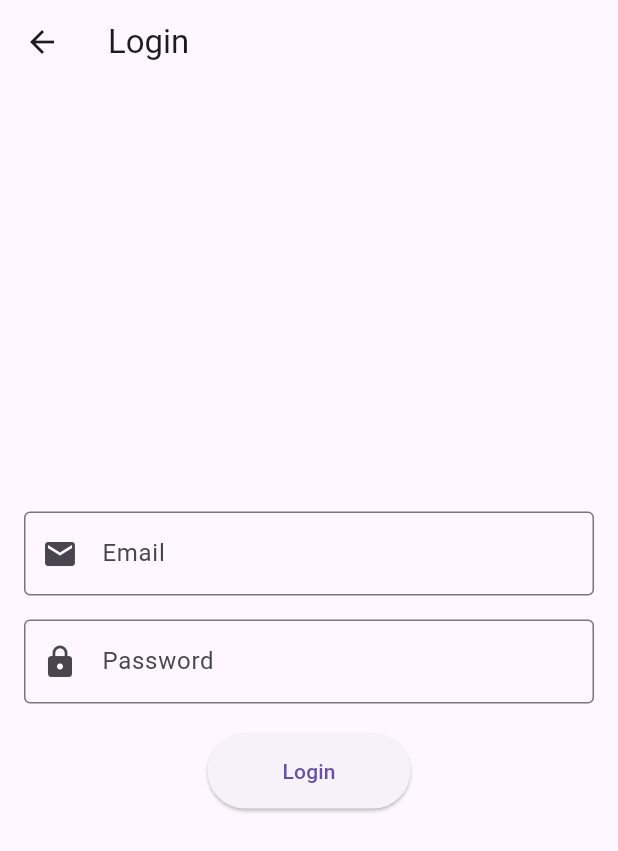
After one commit to agawlbb/negaautism_mobile, a Flutter app: the screen it shows after launch, after a tap on "Login", on a phone screen of 412 x 824 dp. The commit adds this screen. Shown: the top 851 px of the screen. Run offline on Flutter 3.47's test engine with Material 3 defaults, Android fonts, the light colour scheme and no system bars; our stand-ins replace firebase_auth, firebase_core; accounts and stored records are empty.

Commit message:
login / logout screen added

```diff
--- /dev/null
+++ b/lib/login_screen.dart
@@ -0,0 +1,121 @@
+import 'package:firebase_auth/firebase_auth.dart';
+import 'package:flutter/material.dart';
+
+class LoginScreen extends StatefulWidget {
+  @override
+  _LoginScreenState createState() => _LoginScreenState();
+}
+
+class _LoginScreenState extends State<LoginScreen> {
+  final FirebaseAuth _auth = FirebaseAuth.instance;
+  final TextEditingController _emailController = TextEditingController();
+  final TextEditingController _passwordController = TextEditingController();
+  final _formKey = GlobalKey<FormState>();
+  bool _isLoading = false;
+  String _errorMessage = '';
+
+  Future<void> _login() async {
+    if (_formKey.currentState!.validate()) {
+      setState(() {
+        _isLoading = true;
+      });
+      try {
+        await _auth.signInWithEmailAndPassword(
+          email: _emailController.text.trim(),
+          password: _passwordController.text,
+        );
+        Navigator.pop(context);
+      } catch (e) {
+        setState(() {
+          _errorMessage = e.toString();
+        });
+      } finally {
+        setState(() {
+          _isLoading = false;
+        });
+      }
+    }
+  }
+
+  @override
+  Widget build(BuildContext context) {
+    return Scaffold(
+      appBar: AppBar(
+        title: Text('Login'),
+      ),
+      body: Padding(
+        padding: const EdgeInsets.all(16.0),
+        child: Form(
+          key: _formKey,
+          child: AutofillGroup( // Use AutofillGroup to ensure better recognition
+            child: Column(
+              mainAxisAlignment: MainAxisAlignment.center,
+              children: [
+                TextFormField(
+                  controller: _emailController,
+                  decoration: InputDecoration(
+                    labelText: 'Email',
+                    prefixIcon: Icon(Icons.email),
+                    border: OutlineInputBorder(),
+                  ),
+                  keyboardType: TextInputType.emailAddress,
+                  textInputAction: TextInputAction.next,
+                  autofillHints: [AutofillHints.email], // Autofill hint
+                  validator: (value) {
+                    if (value == null || value.isEmpty) {
+                      return 'Please enter your email';
+                    }
+                    if (!RegExp(r'^[^@]+@[^@]+\.[^@]+').hasMatch(value)) {
+                      return 'Please enter a valid email';
+                    }
+                    return null;
+                  },
+                ),
+                SizedBox(height: 16),
+                TextFormField(
+                  controller: _passwordController,
+                  decoration: InputDecoration(
+                    labelText: 'Password',
+                    prefixIcon: Icon(Icons.lock),
+                    border: OutlineInputBorder(),
+                  ),
+                  obscureText: true,
+                  textInputAction: TextInputAction.done,
+                  autofillHints: [AutofillHints.password], // Autofill hint
+                  validator: (value) {
+                    if (value == null || value.isEmpty) {
+                      return 'Please enter your password';
+                    }
+                    if (value.length < 6) {
+                      return 'Password must be at least 6 characters long';
+                    }
+                    return null;
+                  },
+                ),
+                SizedBox(height: 20),
+                _isLoading
+                    ? CircularProgressIndicator()
+                    : ElevatedButton(
+                  onPressed: _login,
+                  child: Text('Login'),
+                  style: ElevatedButton.styleFrom(
+                    padding: EdgeInsets.symmetric(
+                        horizontal: 50, vertical: 15),
+                  ),
+                ),
+                if (_errorMessage.isNotEmpty)
+                  Padding(
+                    padding: const EdgeInsets.only(top: 20),
+                    child: Text(
+                      _errorMessage,
+                      style: TextStyle(color: Colors.red),
+                    ),
+                  ),
+              ],
+            ),
+          ),
+        ),
+      ),
+    );
+  }
+}
--- a/lib/main.dart
+++ b/lib/main.dart
@@ -1,5 +1,7 @@
+import 'package:firebase_auth/firebase_auth.dart';
 import 'package:firebase_core/firebase_core.dart';
 import 'package:flutter/material.dart';
+import 'login_screen.dart'; // Import the LoginScreen
 
 void main() async {
   WidgetsFlutterBinding.ensureInitialized();
@@ -11,9 +13,118 @@ class MyApp extends StatelessWidget {
   @override
   Widget build(BuildContext context) {
     return MaterialApp(
-      home: Scaffold(
-        appBar: AppBar(title: Text('Firebase Auth Example')),
-        body: Center(child: Text('Welcome to Firebase Auth')),
+      home: HomeScreen(),
+    );
+  }
+}
+
+class HomeScreen extends StatefulWidget {
+  @override
+  _HomeScreenState createState() => _HomeScreenState();
+}
+
+class _HomeScreenState extends State<HomeScreen> {
+  final FirebaseAuth _auth = FirebaseAuth.instance;
+  User? _user;
+
+  @override
+  void initState() {
+    super.initState();
+    _user = _auth.currentUser; // Check if the user is already logged in
+  }
+
+  void _signOut() async {
+    await _auth.signOut();
+    setState(() {
+      _user = null;
+    });
+  }
+
+  Future<void> _confirmSignOut(BuildContext context) async {
+    final bool? shouldSignOut = await showDialog(
+      context: context,
+      builder: (BuildContext context) {
+        return AlertDialog(
+          title: Text('Confirm Logout'),
+          content: Text('Are you sure you want to log out?'),
+          actions: <Widget>[
+            TextButton(
+              onPressed: () {
+                Navigator.of(context).pop(false); // Dismiss the dialog
+              },
+              child: Text('Cancel'),
+            ),
+            TextButton(
+              onPressed: () {
+                Navigator.of(context).pop(true); // Confirm sign out
+              },
+              child: Text('Logout'),
+            ),
+          ],
+        );
+      },
+    );
+
+    if (shouldSignOut == true) {
+      _signOut();
+    }
+  }
+
+  @override
+  Widget build(BuildContext context) {
+    return Scaffold(
+      appBar: AppBar(
+        title: Text('negaautism.org Mobile'),
+        actions: [
+          PopupMenuButton<String>(
+            onSelected: (value) {
+              if (value == 'login') {
+                Navigator.push(
+                  context,
+                  MaterialPageRoute(builder: (context) => LoginScreen()),
+                ).then((_) {
+                  setState(() {
+                    _user = _auth.currentUser; // Refresh after login
+                  });
+                });
+              } else if (value == 'logout') {
+                _confirmSignOut(context); // Show the confirmation dialog
+              }
+            },
+            itemBuilder: (BuildContext context) {
+              return [
+                PopupMenuItem(
+                  value: _user == null ? 'login' : 'logout',
+                  child: Text(_user == null ? 'Login' : 'Logout'),
+                ),
+              ];
+            },
+          ),
+        ],
+      ),
+      body: Center(
+        child: _user == null
+            ? Column(
+          mainAxisAlignment: MainAxisAlignment.center,
+          children: [
+            Text('You are not logged in.'), // Display the message
+            SizedBox(height: 16), // Add space between the text and button
+            ElevatedButton(
+              onPressed: () {
+                Navigator.push(
+                  context,
+                  MaterialPageRoute(builder: (context) => LoginScreen()),
+                ).then((_) {
+                  setState(() {
+                    _user = _auth.currentUser; // Refresh after login
+                  });
+                });
+              },
+              child: Text('Login'), // Display login button
+            ),
+          ],
+        )
+            : Text('Welcome, ${_user?.email}'),
       ),
     );
   }
--- a/pubspec.yaml
+++ b/pubspec.yaml
@@ -30,6 +30,7 @@ environment:
 dependencies:
   firebase_core: ^3.6.0
   firebase_auth: ^5.3.1
+
   flutter:
     sdk: flutter
 
```
Also changed, not shown: 1 other file.
